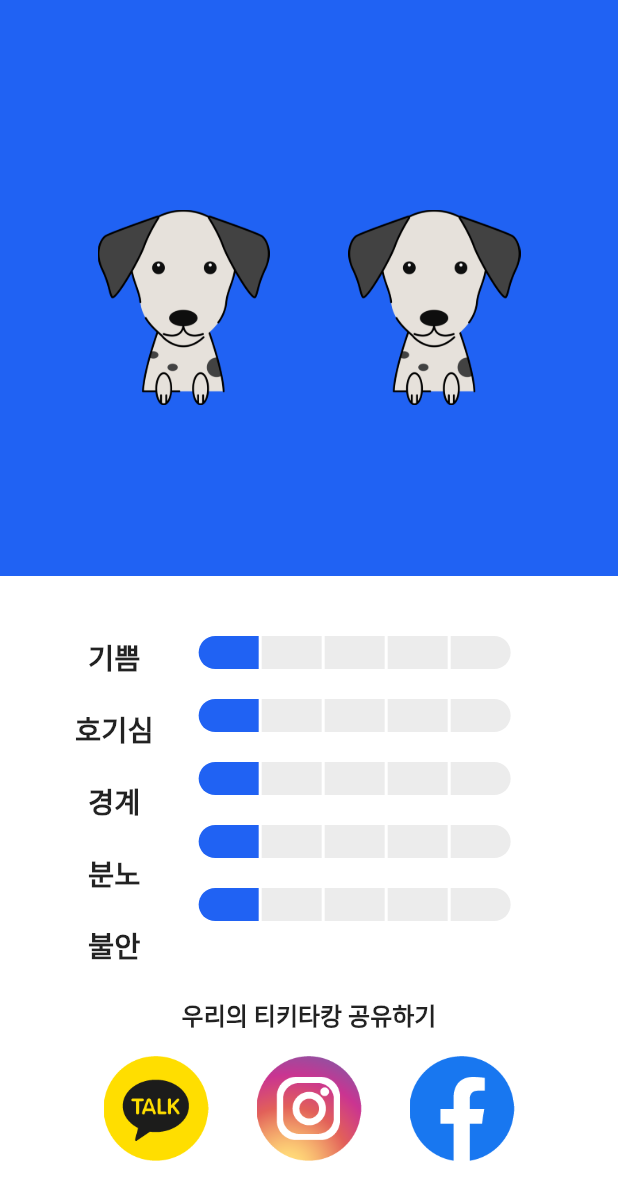
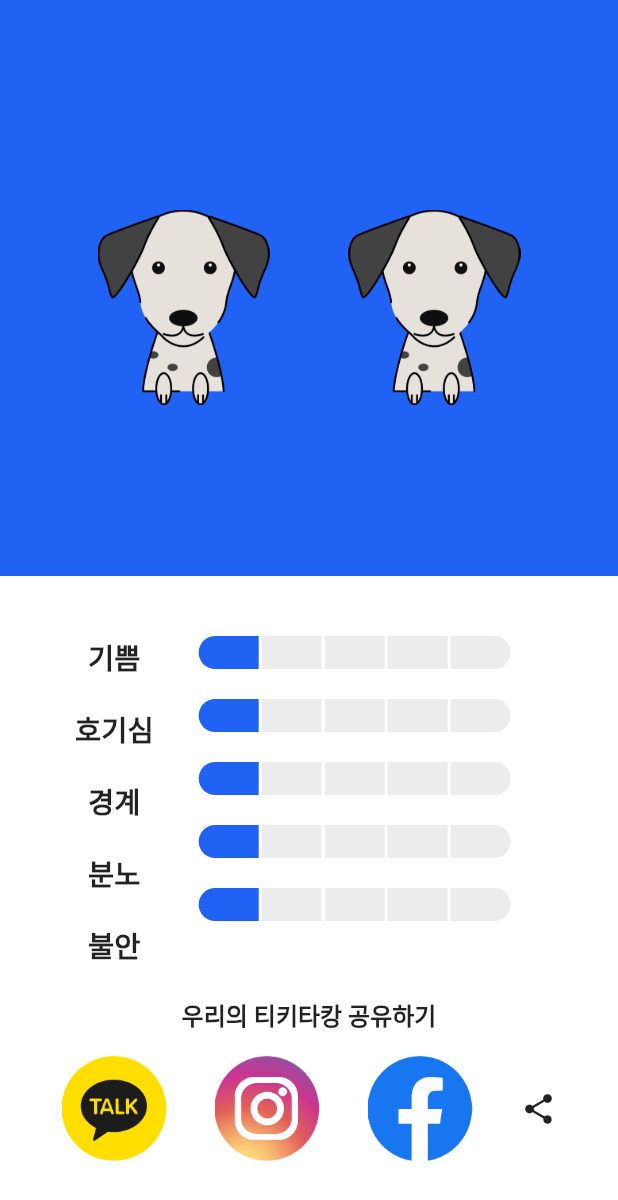
Before and after one commit to haeun930515/text_analyzer, a Flutter app: the ResultScreen screen opened directly with empty values, on a phone screen of 412 x 824 dp. Shown: the top 1200 px of the screen. Run offline on Flutter 3.47's test engine with Material 2 defaults, Android fonts, the phone set to English and light mode, and no system bars; our stand-ins replace firebase_core, firebase_storage, flutter_dotenv, image_picker, page_view_dot_indicator; missing offline and left inert: flutter_share, google_mlkit_text_recognition, kakao_flutter_sdk, social_share; accounts and stored records are empty.

Commit message:
share 버튼 추가

```diff
--- a/lib/main.dart
+++ b/lib/main.dart
@@ -46,6 +46,8 @@ void main() async {
         create: (_) => InstarShareProvider()),
     ChangeNotifierProvider<FacebookShareProvider>(
         create: (_) => FacebookShareProvider()),
+    ChangeNotifierProvider<ImageShareProvider>(
+        create: (_) => ImageShareProvider()),
     ChangeNotifierProvider<ResultProvider>(create: (_) => ResultProvider()),
   ], child: const MainApp()));
 }
--- a/lib/ui/result/result_screen.dart
+++ b/lib/ui/result/result_screen.dart
@@ -11,6 +11,7 @@ import 'package:text_analyzer/provider/facebook_provider.dart';
 import 'package:text_analyzer/provider/insta_provider.dart';
 import 'package:text_analyzer/provider/kakao_provider.dart';
 import 'package:text_analyzer/provider/result_provider.dart';
+import 'package:text_analyzer/provider/share_provider.dart';
 import 'package:text_analyzer/ui/widgets/score_widget.dart';
 
 import 'dart:io';
@@ -87,7 +88,7 @@ class _ResultScreenState extends State<ResultScreen> {
     super.initState();
     resultProvider = Provider.of<ResultProvider>(context, listen: false);
     WidgetsBinding.instance
-        .addPostFrameCallback((_) => {resultProvider.getResult(widget.sm)});
+        .addPostFrameCallback((_) => resultProvider.getResult(widget.sm));
   }
 
   final GlobalKey genKey = GlobalKey();
@@ -186,9 +187,9 @@ class _ResultScreenState extends State<ResultScreen> {
                     Row(
                       crossAxisAlignment: CrossAxisAlignment.start,
                       children: [
-                        Column(
+                        const Column(
                           mainAxisAlignment: MainAxisAlignment.start,
-                          children: const [
+                          children: [
                             Text(
                               "기쁨",
                               style: TextStyle(
@@ -314,6 +315,9 @@ class _ResultScreenState extends State<ResultScreen> {
                           globalKey: globalKey,
                         ),
                       ),
+                      ImageShareButton(
+                        globalKey: globalKey,
+                      ),
                     ],
                   ),
                 ],
```
Also changed, not shown: 2 other files.
